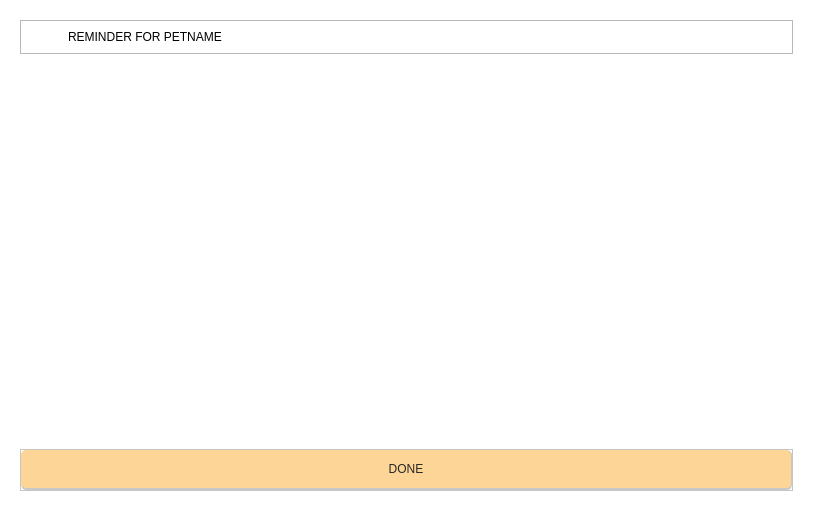
Qt form Desktop_Application/Frontend/ui-files/reminderPopUp.ui (DreddVDomasian/Petmate-Desktop-Application) before a commit.
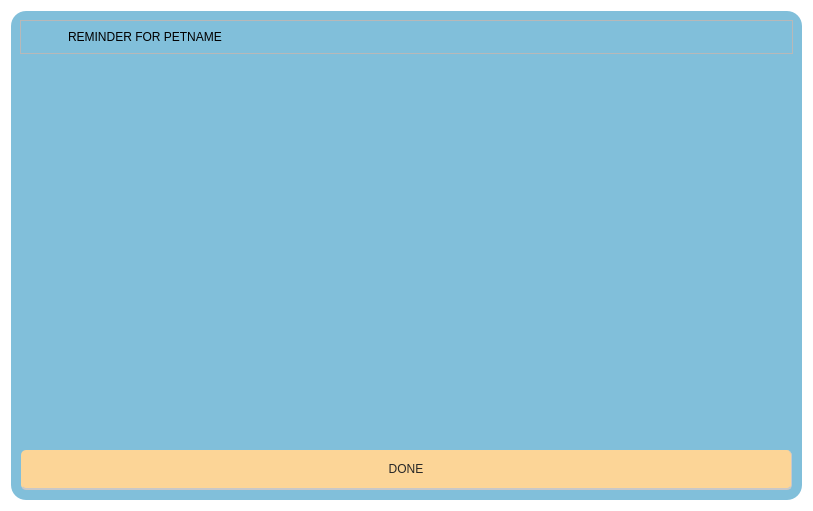
The same form after that commit. Icons and pictures are not drawn.

Patch:
```diff
--- a/Desktop_Application/Frontend/ui-files/reminderPopUp.ui
+++ b/Desktop_Application/Frontend/ui-files/reminderPopUp.ui
@@ -21,11 +21,8 @@
     <widget class="QFrame" name="remidersChecklists">
      <property name="styleSheet">
       <string notr="true">#remidersChecklists{
-	border-radius:15px;	background-color: qlineargradient(
-		 y1: 0, x1: 0, y2: 1, x2: 0,
-		 stop: 0 #78B3CE, 
-    	 stop: 1 #D0F0FF
-	);
+	background-color:#81BFDA;
+	border-radius:15px;
 }</string>
      </property>
      <property name="frameShape">
@@ -173,6 +170,9 @@
       </item>
       <item>
        <widget class="QFrame" name="frame">
+        <property name="styleSheet">
+         <string notr="true">background:transparent;</string>
+        </property>
         <property name="frameShape">
          <enum>QFrame::StyledPanel</enum>
         </property>
```
